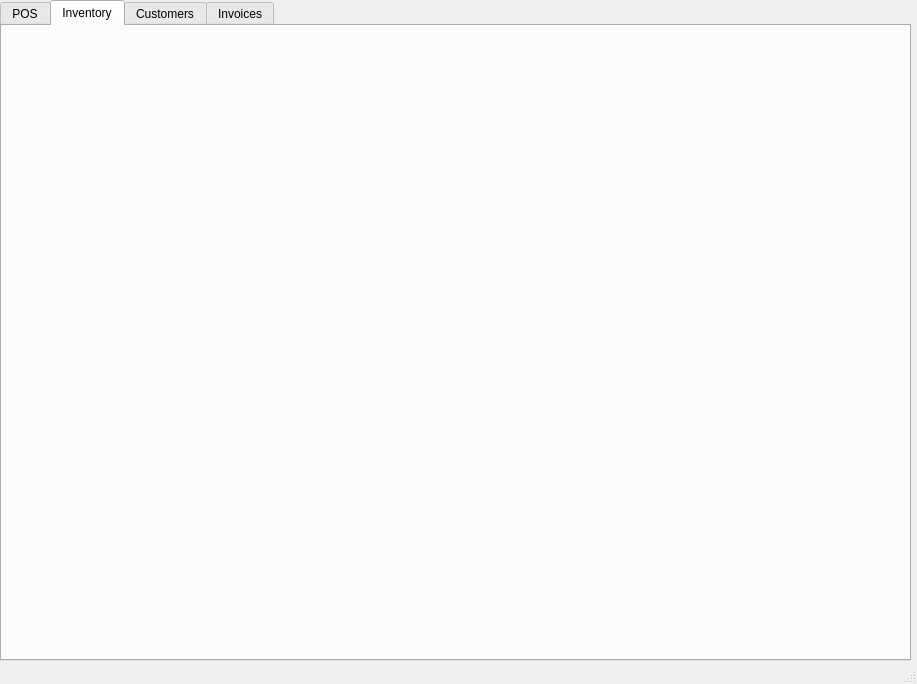
Old version of the form GUI.ui in the repository QAPT12/Semester-Group-Project.
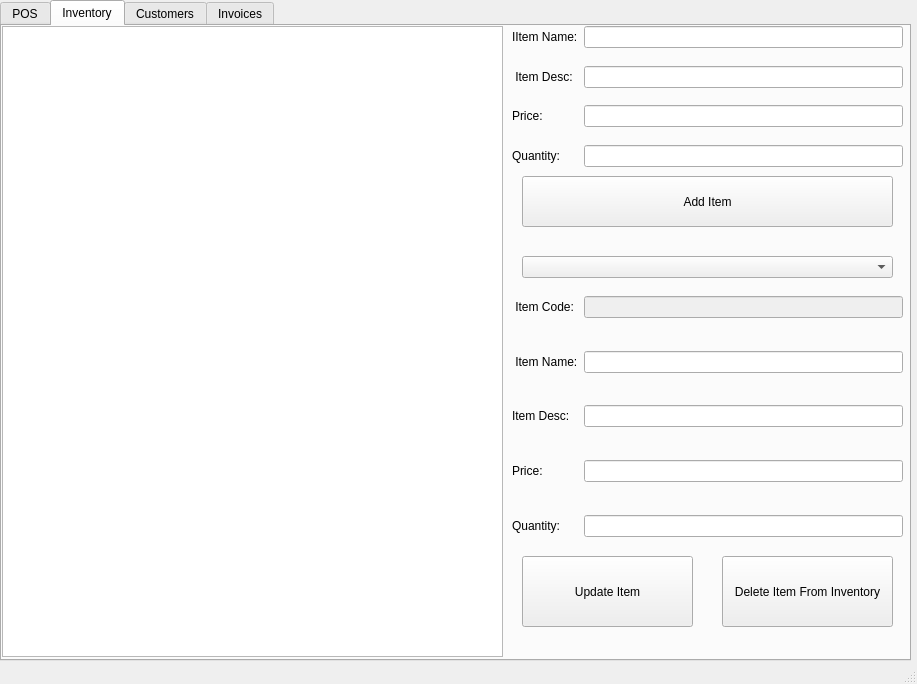
New version of the form. The open tabs and pages were chosen to show the change.

Commit message: initial inventory tab design created

The edit to the form file:
```diff
--- a/GUI.ui
+++ b/GUI.ui
@@ -36,6 +36,274 @@
      <attribute name="title">
       <string>Inventory</string>
      </attribute>
+     <widget class="QTableWidget" name="tbl_inventory">
+      <property name="geometry">
+       <rect>
+        <x>0</x>
+        <y>0</y>
+        <width>501</width>
+        <height>631</height>
+       </rect>
+      </property>
+     </widget>
+     <widget class="QWidget" name="formLayoutWidget_3">
+      <property name="geometry">
+       <rect>
+        <x>510</x>
+        <y>0</y>
+        <width>391</width>
+        <height>141</height>
+       </rect>
+      </property>
+      <layout class="QFormLayout" name="formLayout_3">
+       <item row="0" column="0">
+        <widget class="QLabel" name="label_13">
+         <property name="text">
+          <string>IItem Name:</string>
+         </property>
+        </widget>
+       </item>
+       <item row="2" column="0">
+        <widget class="QLabel" name="label_14">
+         <property name="text">
+          <string> Item Desc:</string>
+         </property>
+        </widget>
+       </item>
+       <item row="4" column="0">
+        <widget class="QLabel" name="label_15">
+         <property name="text">
+          <string>Price:</string>
+         </property>
+        </widget>
+       </item>
+       <item row="6" column="0">
+        <widget class="QLabel" name="label_16">
+         <property name="text">
+          <string>Quantity:</string>
+         </property>
+        </widget>
+       </item>
+       <item row="0" column="1">
+        <widget class="QLineEdit" name="txt_inventory_add_name"/>
+       </item>
+       <item row="2" column="1">
+        <widget class="QLineEdit" name="txt_inventory_add_desc"/>
+       </item>
+       <item row="4" column="1">
+        <widget class="QLineEdit" name="txt_inventory_add_price"/>
+       </item>
+       <item row="6" column="1">
+        <widget class="QLineEdit" name="txt_inventory_add_quantity"/>
+       </item>
+       <item row="1" column="1">
+        <spacer name="verticalSpacer_10">
+         <property name="orientation">
+          <enum>Qt::Vertical</enum>
+         </property>
+         <property name="sizeHint" stdset="0">
+          <size>
+           <width>20</width>
+           <height>40</height>
+          </size>
+         </property>
+        </spacer>
+       </item>
+       <item row="3" column="1">
+        <spacer name="verticalSpacer_11">
+         <property name="orientation">
+          <enum>Qt::Vertical</enum>
+         </property>
+         <property name="sizeHint" stdset="0">
+          <size>
+           <width>20</width>
+           <height>40</height>
+          </size>
+         </property>
+        </spacer>
+       </item>
+       <item row="5" column="1">
+        <spacer name="verticalSpacer_12">
+         <property name="orientation">
+          <enum>Qt::Vertical</enum>
+         </property>
+         <property name="sizeHint" stdset="0">
+          <size>
+           <width>20</width>
+           <height>40</height>
+          </size>
+         </property>
+        </spacer>
+       </item>
+      </layout>
+     </widget>
+     <widget class="QPushButton" name="btn_inventory_add_item">
+      <property name="geometry">
+       <rect>
+        <x>520</x>
+        <y>150</y>
+        <width>371</width>
+        <height>51</height>
+       </rect>
+      </property>
+      <property name="text">
+       <string>Add Item</string>
+      </property>
+     </widget>
+     <widget class="QWidget" name="formLayoutWidget_4">
+      <property name="geometry">
+       <rect>
+        <x>510</x>
+        <y>270</y>
+        <width>391</width>
+        <height>241</height>
+       </rect>
+      </property>
+      <layout class="QFormLayout" name="formLayout_4">
+       <item row="0" column="0">
+        <widget class="QLabel" name="label_17">
+         <property name="text">
+          <string> Item Code:</string>
+         </property>
+        </widget>
+       </item>
+       <item row="2" column="0">
+        <widget class="QLabel" name="label_18">
+         <property name="text">
+          <string> Item Name:</string>
+         </property>
+        </widget>
+       </item>
+       <item row="4" column="0">
+        <widget class="QLabel" name="label_19">
+         <property name="text">
+          <string>Item Desc:</string>
+         </property>
+        </widget>
+       </item>
+       <item row="6" column="0">
+        <widget class="QLabel" name="label_20">
+         <property name="text">
+          <string>Price:</string>
+         </property>
+        </widget>
+       </item>
+       <item row="8" column="0">
+        <widget class="QLabel" name="label_21">
+         <property name="text">
+          <string>Quantity:</string>
+         </property>
+        </widget>
+       </item>
+       <item row="2" column="1">
+        <widget class="QLineEdit" name="txt_inventory_edit_name"/>
+       </item>
+       <item row="4" column="1">
+        <widget class="QLineEdit" name="txt_inventory_edit_desc"/>
+       </item>
+       <item row="6" column="1">
+        <widget class="QLineEdit" name="txt_inventory_edit_price"/>
+       </item>
+       <item row="8" column="1">
+        <widget class="QLineEdit" name="txt_inventory_edit_quantity"/>
+       </item>
+       <item row="1" column="1">
+        <spacer name="verticalSpacer_13">
+         <property name="orientation">
+          <enum>Qt::Vertical</enum>
+         </property>
+         <property name="sizeHint" stdset="0">
+          <size>
+           <width>20</width>
+           <height>40</height>
+          </size>
+         </property>
+        </spacer>
+       </item>
+       <item row="3" column="1">
+        <spacer name="verticalSpacer_14">
+         <property name="orientation">
+          <enum>Qt::Vertical</enum>
+         </property>
+         <property name="sizeHint" stdset="0">
+          <size>
+           <width>20</width>
+           <height>40</height>
+          </size>
+         </property>
+        </spacer>
+       </item>
+       <item row="5" column="1">
+        <spacer name="verticalSpacer_15">
+         <property name="orientation">
+          <enum>Qt::Vertical</enum>
+         </property>
+         <property name="sizeHint" stdset="0">
+          <size>
+           <width>20</width>
+           <height>40</height>
+          </size>
+         </property>
+        </spacer>
+       </item>
+       <item row="7" column="1">
+        <spacer name="verticalSpacer_16">
+         <property name="orientation">
+          <enum>Qt::Vertical</enum>
+         </property>
+         <property name="sizeHint" stdset="0">
+          <size>
+           <width>20</width>
+           <height>40</height>
+          </size>
+         </property>
+        </spacer>
+       </item>
+       <item row="0" column="1">
+        <widget class="QLineEdit" name="txt_inventory_item_code">
+         <property name="enabled">
+          <bool>false</bool>
+         </property>
+        </widget>
+       </item>
+      </layout>
+     </widget>
+     <widget class="QComboBox" name="cmb_inventory_item_edit">
+      <property name="geometry">
+       <rect>
+        <x>520</x>
+        <y>230</y>
+        <width>371</width>
+        <height>22</height>
+       </rect>
+      </property>
+     </widget>
+     <widget class="QPushButton" name="btn_inventory_update_item">
+      <property name="geometry">
+       <rect>
+        <x>520</x>
+        <y>530</y>
+        <width>171</width>
+        <height>71</height>
+       </rect>
+      </property>
+      <property name="text">
+       <string>Update Item</string>
+      </property>
+     </widget>
+     <widget class="QPushButton" name="btn_inventory_delete_item">
+      <property name="geometry">
+       <rect>
+        <x>720</x>
+        <y>530</y>
+        <width>171</width>
+        <height>71</height>
+       </rect>
+      </property>
+      <property name="text">
+       <string>Delete Item From Inventory</string>
+      </property>
+     </widget>
     </widget>
     <widget class="QWidget" name="tab_4">
      <attribute name="title">
```
Left out of the diff: 33 changed lines with no effect on the pictures.
